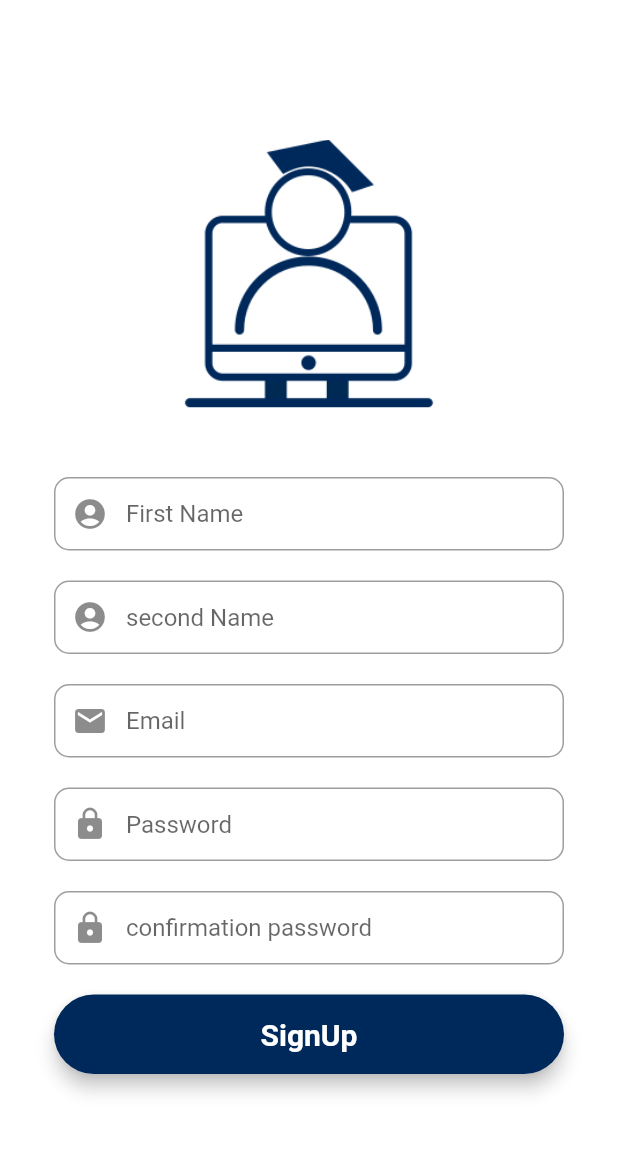
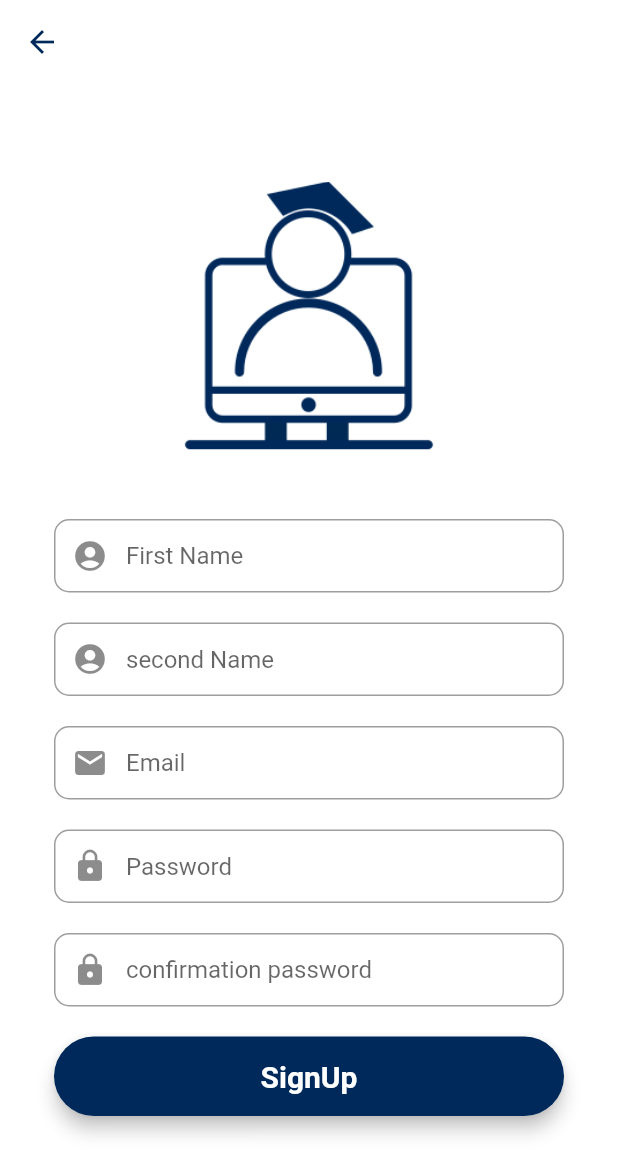
Before and after one commit to DO-DDY/graduationproject-implementation, a Flutter app: the RegistrationScreen screen opened directly, on a phone screen of 412 x 824 dp. Shown: the top 1175 px of the screen. Run offline on Flutter 3.47's test engine with Material 2 defaults, Android fonts, the phone set to English and light mode, and no system bars.

Commit message:
complete signup.dart

```diff
--- a/lib/screens/registration_screen.dart
+++ b/lib/screens/registration_screen.dart
@@ -143,6 +143,19 @@ class _RegistrationScreenState extends State<RegistrationScreen> {
 
     return Scaffold(
       backgroundColor: Colors.white,
+      appBar: AppBar(
+        backgroundColor: Colors.transparent,
+        elevation: 0,
+        leading: IconButton(
+            icon: Icon(
+              Icons.arrow_back,
+              color: Constant.color,
+            ),
+            onPressed: () {
+              // passing this to our root
+              Navigator.of(context).pop();
+            }),
+      ),
       body: Center(
         child: SingleChildScrollView(
           child: Container(
```
